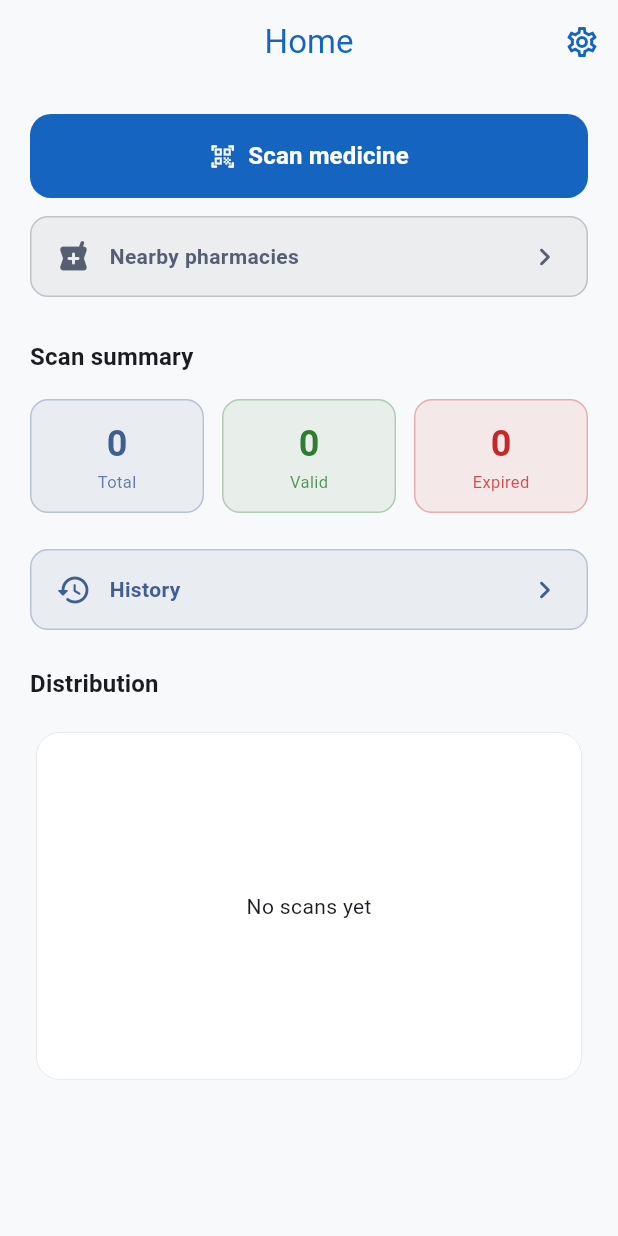
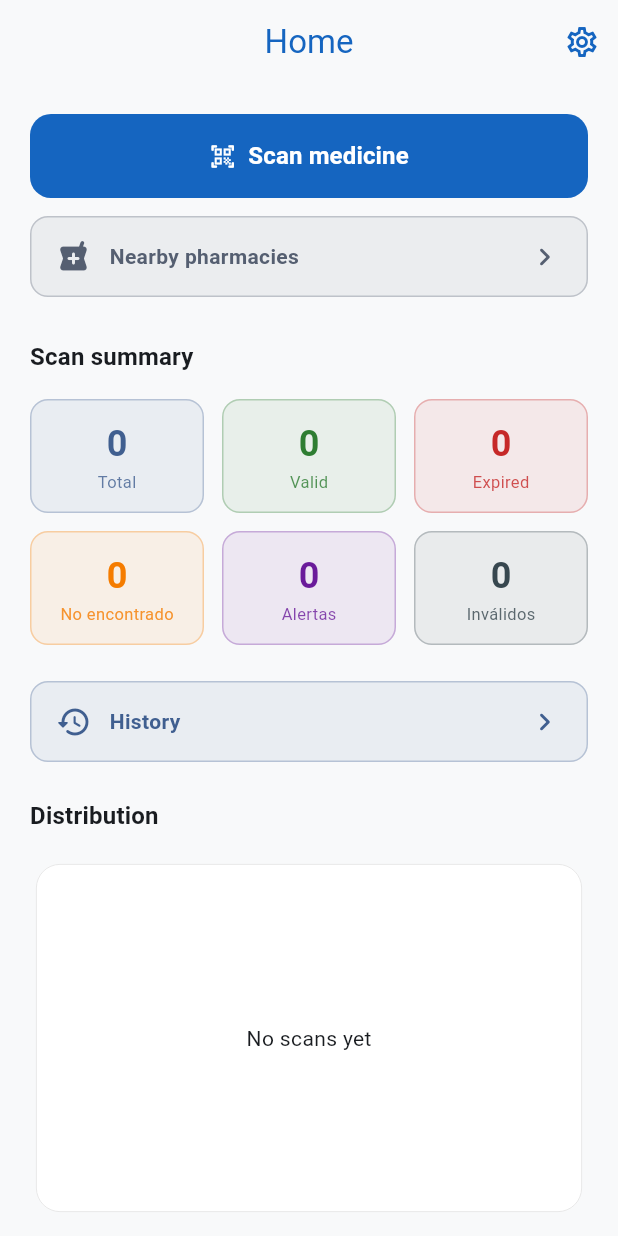
Before and after one commit to andresZam12/proyecto_Verifarmac, a Flutter app: the DashboardPage screen opened by its route, on a phone screen of 412 x 824 dp. Run offline on Flutter 3.47's test engine with Material 3 defaults, Android fonts, the phone set to English and light mode, and no system bars; our stand-ins replace camera, connectivity_plus, dio, fl_chart, flutter_map, flutter_riverpod and 6 more; missing offline and left inert: google_mlkit_text_recognition, mobile_scanner; accounts and stored records are empty; Roboto replaces fonts that are missing (Poppins).

Commit message:
alertas de escaneo mejoradas, nuevas estadísticas y corrección de mapa
- nuevo overlay de alerta al no encontrar medicamento: pantalla completa con ícono, mensaje y botón reintentar
- escaneos no encontrados se guardan en historial con estado no_encontrado
- dashboard muestra nuevas tarjetas: No encontrado, Alertas (inválidos+sospechosos) e Inválidos
- farmacias: cambiado POST a GET en Overpass API para mayor compatibilidad

Co-Authored-By: Claude Sonnet 4.6 <noreply@anthropic.com>

```diff
--- a/veri_farmac/lib/features/dashboard/presentation/pages/dashboard_page.dart
+++ b/veri_farmac/lib/features/dashboard/presentation/pages/dashboard_page.dart
@@ -87,6 +87,26 @@ class _DashboardPageState extends ConsumerState<DashboardPage> {
                           label: l10n.expired,
                           count: state.expired,
                           color: const Color(0xFFC62828),
+                        ),
+                      ]),
+                      const SizedBox(height: 12),
+                      Row(children: [
+                        _StatusCard(
+                          label: 'No encontrado',
+                          count: state.notFound,
+                          color: const Color(0xFFF57C00),
+                        ),
+                        const SizedBox(width: 12),
+                        _StatusCard(
+                          label: 'Alertas',
+                          count: state.alerts,
+                          color: const Color(0xFF6A1B9A),
+                        ),
+                        const SizedBox(width: 12),
+                        _StatusCard(
+                          label: 'Inválidos',
+                          count: state.invalid,
+                          color: const Color(0xFF37474F),
                         ),
                       ]),
                       const SizedBox(height: 24),
--- a/veri_farmac/lib/features/dashboard/presentation/providers/dashboard_provider.dart
+++ b/veri_farmac/lib/features/dashboard/presentation/providers/dashboard_provider.dart
@@ -17,10 +17,12 @@ class DashboardState {
 
   // Totales calculados a partir del mapa de stats
   int get total       => stats.values.fold(0, (a, b) => a + b);
-  int get valid       => stats['vigente']    ?? 0;
-  int get expired     => stats['vencido']    ?? 0;
-  int get invalid     => stats['invalido']   ?? 0;
-  int get suspicious  => stats['sospechoso'] ?? 0;
+  int get valid       => stats['vigente']       ?? 0;
+  int get expired     => stats['vencido']       ?? 0;
+  int get invalid     => stats['invalido']      ?? 0;
+  int get suspicious  => stats['sospechoso']    ?? 0;
+  int get notFound    => stats['no_encontrado'] ?? 0;
+  int get alerts      => invalid + suspicious;
 }
 
 class DashboardNotifier extends StateNotifier<DashboardState> {
--- a/veri_farmac/lib/features/scanner/presentation/providers/scanner_provider.dart
+++ b/veri_farmac/lib/features/scanner/presentation/providers/scanner_provider.dart
@@ -38,8 +38,9 @@ class ScannerNotifier extends StateNotifier<ScannerState> {
       final result = await _byBarcode(barcode);
       // Si el resultado trae un error (ej: código EAN no indexado), mostrar en pantalla
       // sin navegar a la pantalla de detalle.
+      // Mantiene el result en estado error para poder guardarlo en historial
       state = result.error != null
-          ? ScannerState(status: ScannerStatus.error, error: result.error)
+          ? ScannerState(status: ScannerStatus.error, error: result.error, result: result)
           : ScannerState(status: ScannerStatus.success, result: result);
     } catch (_) {
       state = const ScannerState(
@@ -54,7 +55,7 @@ class ScannerNotifier extends StateNotifier<ScannerState> {
     try {
       final result = await _byOcr(text);
       state = result.error != null
-          ? ScannerState(status: ScannerStatus.error, error: result.error)
+          ? ScannerState(status: ScannerStatus.error, error: result.error, result: result)
           : ScannerState(status: ScannerStatus.success, result: result);
     } catch (_) {
       state = const ScannerState(
```
Also changed, not shown: veri_farmac/lib/features/map/data/datasources/pharmacy_datasource.dart (+3 -7 lines), veri_farmac/lib/features/scanner/presentation/pages/scanner_page.dart (+119 -15 lines).
